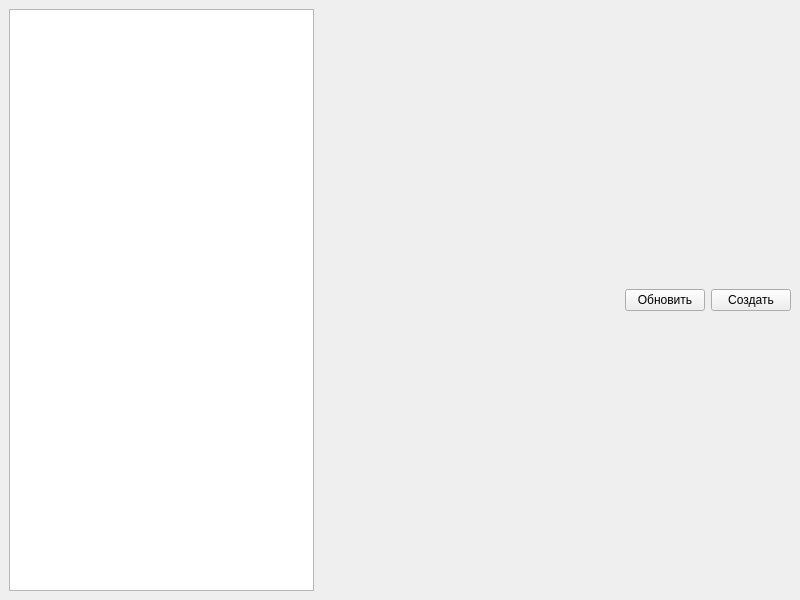
The window that Scheduler/mainwindow.ui (Tivlas/task-scheduler) describes before a commit, drawn with Qt 5.
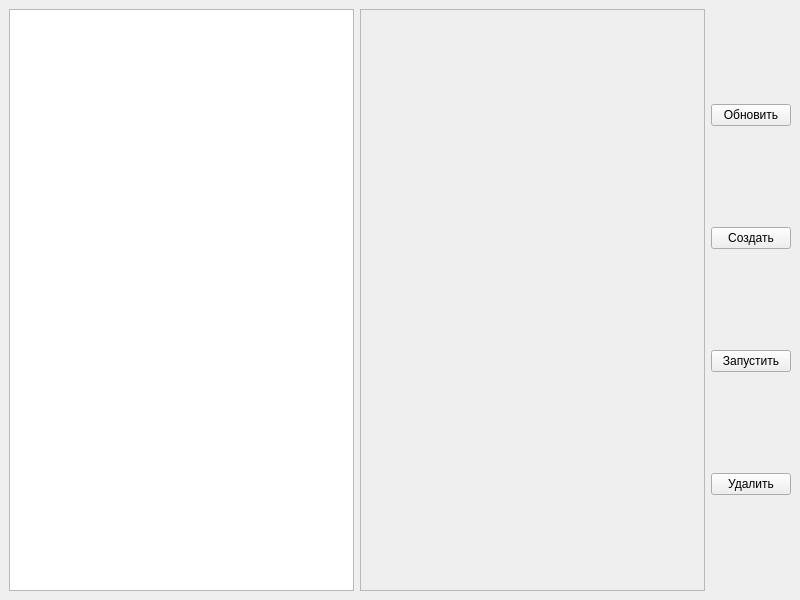
The same window after the commit.

```diff
--- a/Scheduler/mainwindow.ui
+++ b/Scheduler/mainwindow.ui
@@ -21,18 +21,14 @@
        <widget class="QListWidget" name="taskListWidget"/>
       </item>
       <item>
-       <spacer name="horizontalSpacer_4">
-        <property name="orientation">
-         <enum>Qt::Horizontal</enum>
+       <widget class="QTextEdit" name="taskInfoTextEdit">
+        <property name="enabled">
+         <bool>false</bool>
         </property>
-        <property name="sizeHint" stdset="0">
-         <size>
-          <width>40</width>
-          <height>20</height>
-         </size>
-        </property>
-       </spacer>
+       </widget>
       </item>
+      <item>
+       <layout class="QVBoxLayout" name="verticalLayout_2">
       <item>
        <widget class="QPushButton" name="refreshButton">
         <property name="text">
@@ -46,6 +42,22 @@
          <string>Создать</string>
         </property>
        </widget>
+        </item>
+        <item>
+         <widget class="QPushButton" name="runTaskButton">
+          <property name="text">
+           <string>Запустить</string>
+          </property>
+         </widget>
+        </item>
+        <item>
+         <widget class="QPushButton" name="deleteTaskButton">
+          <property name="text">
+           <string>Удалить</string>
+          </property>
+         </widget>
+        </item>
+       </layout>
       </item>
      </layout>
     </item>
```
Left out of the diff: 2 changed lines with no effect on the pictures. Lines whose indentation alone changed are shown as unchanged.
